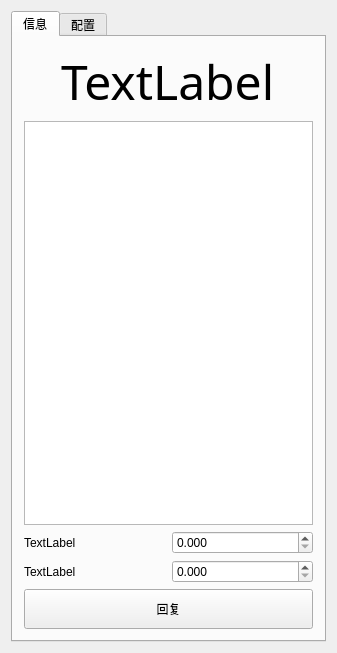
Old version of the form widget.ui in the repository hooray1998/SimulationSend.
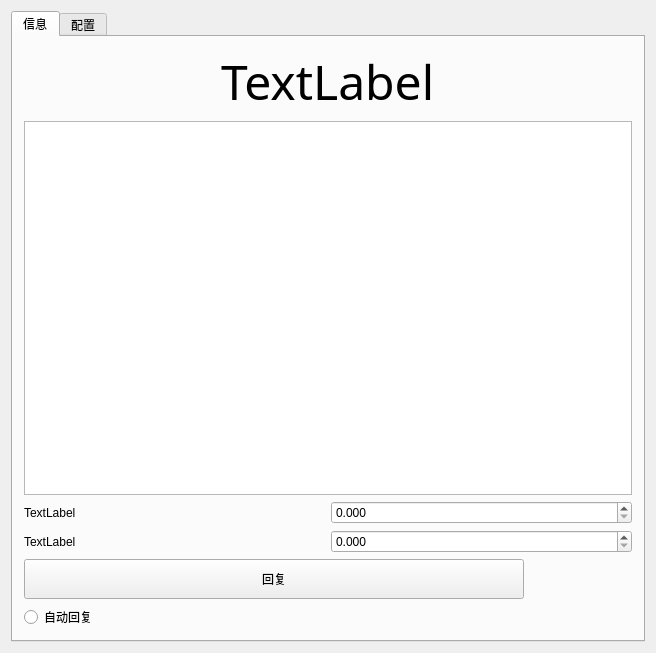
New version of the form.

The edit to the form file:
```diff
--- a/widget.ui
+++ b/widget.ui
@@ -6,7 +6,7 @@
    <rect>
     <x>0</x>
     <y>0</y>
-    <width>337</width>
+    <width>656</width>
     <height>653</height>
    </rect>
   </property>
@@ -178,6 +178,13 @@
          </property>
         </widget>
        </item>
+       <item>
+        <widget class="QRadioButton" name="radioButton">
+         <property name="text">
+          <string>自动回复</string>
+         </property>
+        </widget>
+       </item>
       </layout>
      </widget>
      <widget class="QWidget" name="tab_2">
```
